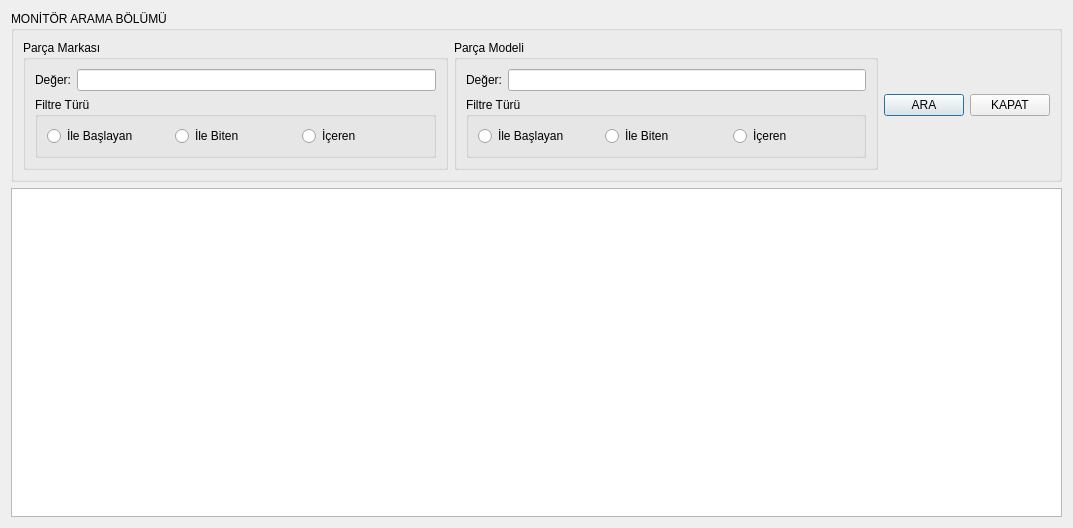
Old version of the form UI/ListeFormlari/tmomonitorlisteformu.ui in the repository onur35iii/TeknolojiMarketiOtomasyonu.
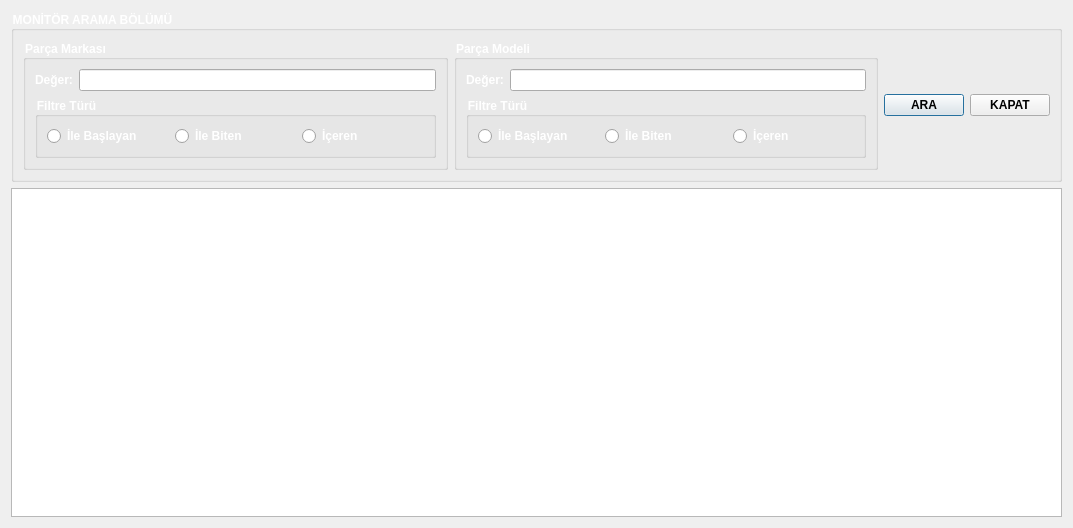
New version of the form. Icons and pictures are not drawn.

Diff of the .ui file:
```diff
--- a/UI/ListeFormlari/tmomonitorlisteformu.ui
+++ b/UI/ListeFormlari/tmomonitorlisteformu.ui
@@ -13,6 +13,28 @@
   <property name="windowTitle">
    <string>Dialog</string>
   </property>
+  <property name="styleSheet">
+   <string notr="true">
+TMOMonitorListeFormu{
+
+	
+	background-image: url(:/resimler/monitor.jpg);
+}
+
+QLabel {
+   font:Bold; 
+   color: #ffffff;
+}
+QGroupBox {
+    font:Bold;
+color: #ffffff;
+}
+QPushButton{font:Bold;}
+QRadioButton{
+    font:Bold;
+color: #ffffff;
+}</string>
+  </property>
   <layout class="QGridLayout" name="gridLayout_6">
    <item row="0" column="0">
     <widget class="QGroupBox" name="GPAramaBolumu">
```
Left out of the diff: 166 changed lines with no effect on the pictures.
